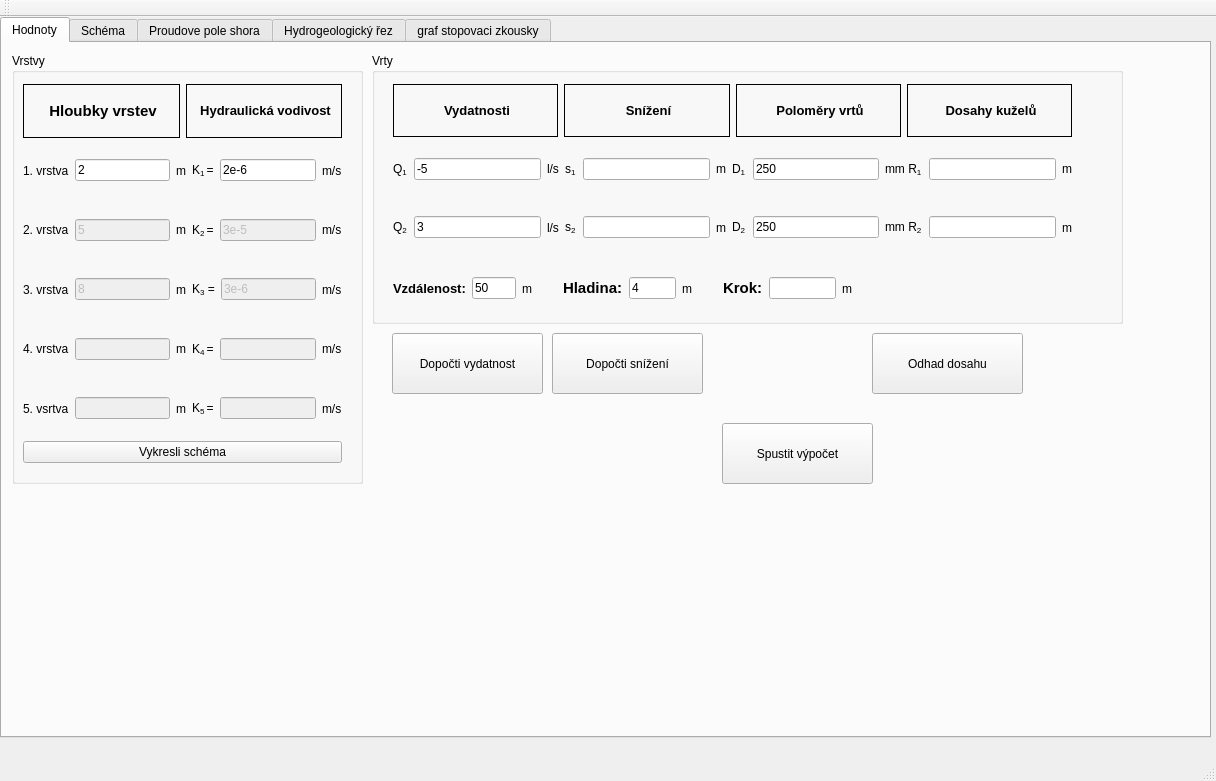
The window that mainwindow.ui (durhan/Program) describes before a commit, drawn with Qt 5.
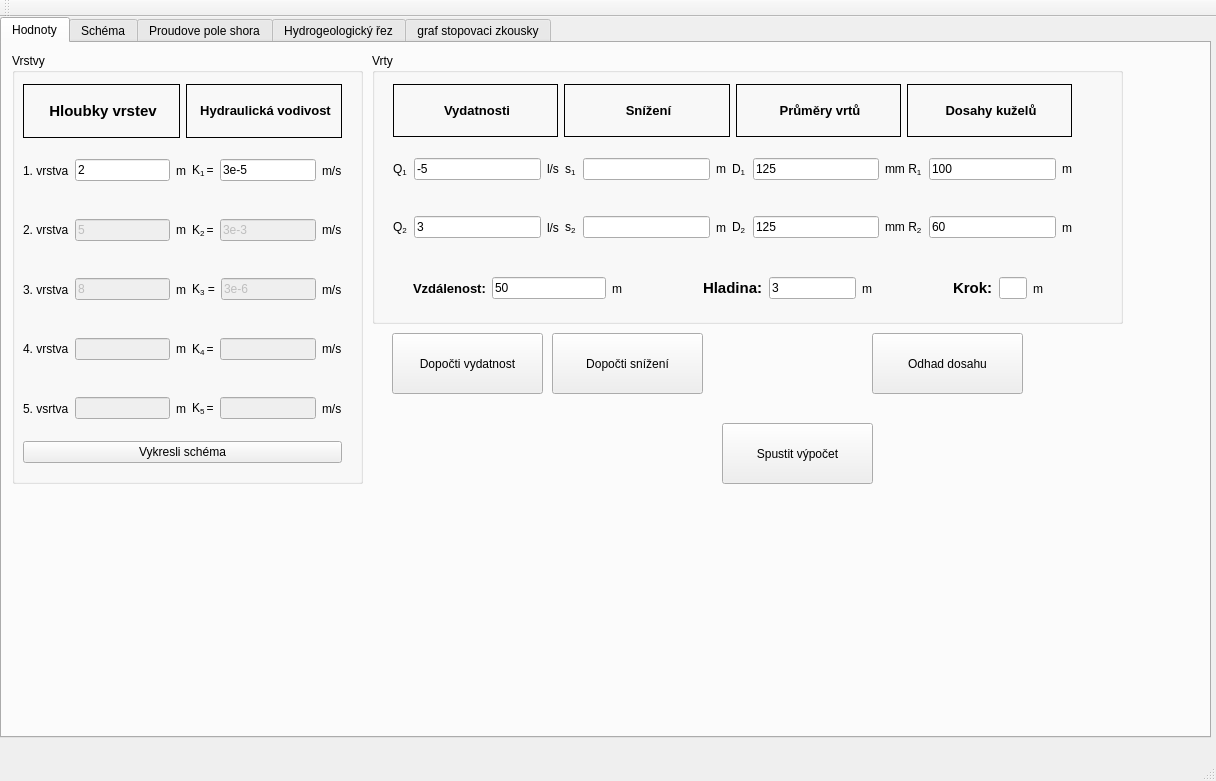
The same window after the commit. The open tabs and pages were chosen to show the change.

Commit message:
hyd. vyska
uprava jejiho vypoctu

```diff
--- a/mainwindow.ui
+++ b/mainwindow.ui
@@ -109,7 +109,7 @@
           <item>
            <widget class="QLineEdit" name="lineEdit_2">
             <property name="text">
-             <string>2e-6</string>
+             <string>3e-5</string>
             </property>
            </widget>
           </item>
@@ -161,7 +161,7 @@
              <bool>false</bool>
             </property>
             <property name="text">
-             <string>3e-5</string>
+             <string>3e-3</string>
             </property>
            </widget>
           </item>
@@ -405,7 +405,7 @@
              <enum>QFrame::Box</enum>
             </property>
             <property name="text">
-             <string>&lt;html&gt;&lt;head/&gt;&lt;body&gt;&lt;p align=&quot;center&quot;&gt;&lt;span style=&quot; font-size:10pt; font-weight:600;&quot;&gt;Poloměry vrtů&lt;/span&gt;&lt;/p&gt;&lt;/body&gt;&lt;/html&gt;</string>
+             <string>&lt;html&gt;&lt;head/&gt;&lt;body&gt;&lt;p align=&quot;center&quot;&gt;&lt;span style=&quot; font-size:10pt; font-weight:600;&quot;&gt;Průměry vrtů&lt;/span&gt;&lt;/p&gt;&lt;/body&gt;&lt;/html&gt;</string>
             </property>
            </widget>
           </item>
@@ -474,7 +474,7 @@
           <item>
            <widget class="QLineEdit" name="lineEdit_12">
             <property name="text">
-             <string>250</string>
+             <string>125</string>
             </property>
            </widget>
           </item>
@@ -486,7 +486,11 @@
            </widget>
           </item>
           <item>
-           <widget class="QLineEdit" name="lineEdit_20"/>
+           <widget class="QLineEdit" name="lineEdit_20">
+            <property name="text">
+             <string>100</string>
+            </property>
+           </widget>
           </item>
           <item>
            <widget class="QLabel" name="label_48">
@@ -547,7 +551,7 @@
           <item>
            <widget class="QLineEdit" name="lineEdit_15">
             <property name="text">
-             <string>250</string>
+             <string>125</string>
             </property>
            </widget>
           </item>
@@ -559,7 +563,11 @@
            </widget>
           </item>
           <item>
-           <widget class="QLineEdit" name="lineEdit_21"/>
+           <widget class="QLineEdit" name="lineEdit_21">
+            <property name="text">
+             <string>60</string>
+            </property>
+           </widget>
           </item>
           <item>
            <widget class="QLabel" name="label_49">
@@ -575,9 +583,9 @@
       <widget class="QWidget" name="horizontalLayoutWidget_10">
        <property name="geometry">
         <rect>
-         <x>10</x>
+         <x>30</x>
          <y>210</y>
-         <width>161</width>
+         <width>231</width>
          <height>51</height>
         </rect>
        </property>
@@ -608,9 +616,9 @@
       <widget class="QWidget" name="horizontalLayoutWidget">
        <property name="geometry">
         <rect>
-         <x>180</x>
+         <x>320</x>
          <y>210</y>
-         <width>151</width>
+         <width>191</width>
          <height>51</height>
         </rect>
        </property>
@@ -625,7 +633,7 @@
         <item>
          <widget class="QLineEdit" name="lineEdit_18">
           <property name="text">
-           <string>4</string>
+           <string>3</string>
           </property>
          </widget>
         </item>
@@ -641,9 +649,9 @@
       <widget class="QWidget" name="horizontalLayoutWidget_2">
        <property name="geometry">
         <rect>
-         <x>340</x>
+         <x>570</x>
          <y>210</y>
-         <width>151</width>
+         <width>112</width>
          <height>51</height>
         </rect>
        </property>
```
Left out of the diff: 2 changed lines with no effect on the pictures. The commit also changes 2 other files.
